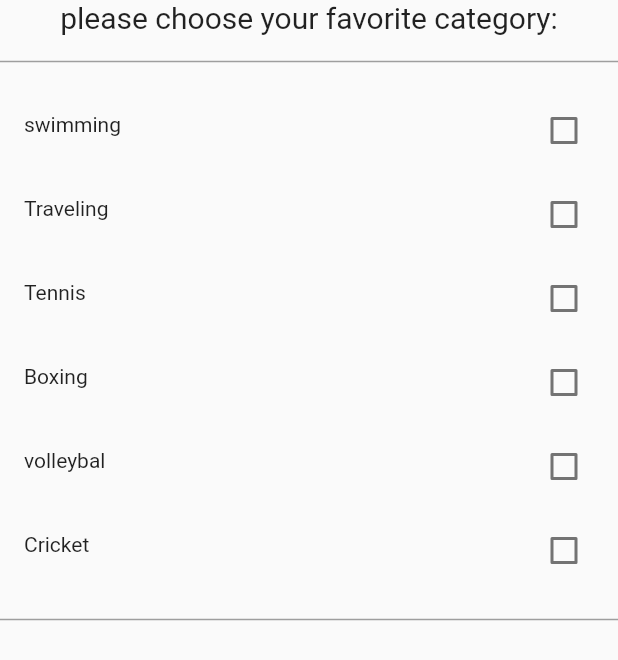
After one commit to yash-suvagiya/my_practice, a Flutter app: the screen it shows after launch, on a phone screen of 412 x 824 dp. The commit adds this screen. Shown: the top 660 px of the screen. Run offline on Flutter 3.47's test engine with Material 2 defaults, Android fonts, the phone set to English and light mode, and no system bars; key blocks and very long unbroken strings in the code were emptied for the run.

Commit message:
checkbox

```diff
--- a/lib/main.dart
+++ b/lib/main.dart
@@ -1,14 +1,16 @@
 import 'package:flutter/material.dart';
+import 'package:my_practice/stateful_example_to_number_demo/dropdownbutton_example.dart';
+import 'package:my_practice/stateful_example_to_number_demo/stateful_example_to_number_prectice/stateful_checkbox_detail_prectice.dart';
 import 'package:my_practice/stateful_widget_ui/select_and_show_ui.dart';
 import 'package:my_practice/stateful_widget_ui/tic_toc_toe_ui.dart';
-import 'package:my_practice/statefulexample2number/Radio_demo.dart';
-import 'package:my_practice/statefulexample2number/checkbox_demo.dart';
-import 'package:my_practice/statefulexample2number/dropdownbotton.dart';
-import 'package:my_practice/statefulexample2number/page_view_demo.dart';
-import 'package:my_practice/statefulexample2number/popup_meny_botton.dart';
-import 'package:my_practice/statefulexample2number/slider_demo.dart';
-import 'package:my_practice/statefulexample2number/stapper_demo.dart';
-import 'package:my_practice/statefulexample2number/swich_demo.dart';
+import 'package:my_practice/stateful_example_to_number_demo/Radio_demo.dart';
+import 'package:my_practice/stateful_example_to_number_demo/checkbox_demo.dart';
+import 'package:my_practice/stateful_example_to_number_demo/dropdownbotton.dart';
+import 'package:my_practice/stateful_example_to_number_demo/page_view_demo.dart';
+import 'package:my_practice/stateful_example_to_number_demo/popup_meny_botton.dart';
+import 'package:my_practice/stateful_example_to_number_demo/slider_demo.dart';
+import 'package:my_practice/stateful_example_to_number_demo/stapper_demo.dart';
+import 'package:my_practice/stateful_example_to_number_demo/swich_demo.dart';
 
 void main() {
   runApp(const MyApp());
@@ -20,7 +22,7 @@ class MyApp extends StatelessWidget {
   Widget build(BuildContext context) {
     return MaterialApp(
       debugShowCheckedModeBanner: false,
-      home: PopMenyBotton(),
+      home: CheckBoxDisplay(),
     );
   }
 }
--- a/lib/statefulexample2number/stapper_demo.dart
+++ b/lib/stateful_example_to_number_demo/stapper_demo.dart
@@ -27,9 +27,9 @@ class _StepperDemoState extends State<StepperDemo> {
               }
             : null,
         steps: [
-          Step(title: Text('step1'), content: Text('step2')),
-          Step(title: Text('step1'), content: Text('step2')),
-          Step(title: Text('step1'), content: Text('step2')),
+          Step(title: Text('step1'), content: Text('This is First step')),
+          Step(title: Text('step2'), content: Text('This is Second step')),
+          Step(title: Text('step3'), content: Text('This is a Third step')),
         ],
       ),
     );
--- /dev/null
+++ b/lib/stateful_example_to_number_demo/stateful_example_to_number_prectice/stateful_checkbox_detail_prectice.dart
@@ -0,0 +1,115 @@
+import 'package:flutter/material.dart';
+
+class CheckBoxDisplay extends StatefulWidget {
+  const CheckBoxDisplay({super.key});
+
+  @override
+  State<CheckBoxDisplay> createState() => _CheckBoxDisplayState();
+}
+
+class _CheckBoxDisplayState extends State<CheckBoxDisplay> {
+  List<Map> categaries = [
+    {
+      'name': 'swimming',
+      'isChecked': false,
+    },
+    {
+      'name': 'Traveling',
+      'isChecked': false,
+    },
+    {
+      'name': 'Tennis',
+      'isChecked': false,
+    },
+    {
+      'name': 'Boxing',
+      'isChecked': false,
+    },
+    {
+      'name': 'volleybal',
+      'isChecked': false,
+    },
+    {
+      'name': 'Cricket',
+      'isChecked': false,
+    },
+  ];
+  @override
+  Widget build(BuildContext context) {
+    return Scaffold(
+      body: Column(
+        children: [
+          const Text(
+            'please choose your favorite category:',
+            style: TextStyle(fontSize: 20),
+          ),
+          const SizedBox(
+            height: 10,
+          ),
+          const Divider(
+            color: Colors.grey,
+            thickness: 1,
+          ),
+          const SizedBox(
+            height: 10,
+          ),
+          ...categaries.map(
+            (favorite) {
+              return CheckboxListTile(
+                activeColor: Colors.deepPurple,
+                secondary: Text(favorite['name']),
+                value: favorite['isChecked'],
+                onChanged: (val) {
+                  setState(() {
+                    favorite['isChecked'] = val;
+                  });
+                },
+              );
+            },
+          ).toList(),
+          const SizedBox(
+            height: 10,
+          ),
+          const Divider(
+            color: Colors.grey,
+            thickness: 1,
+          ),
+          const SizedBox(
+            height: 10,
+          ),
+          Wrap(
+            crossAxisAlignment: WrapCrossAlignment.start,
+            verticalDirection: VerticalDirection.up,
+            children: categaries.map((favorite) {
+              if (favorite['isChecked'] == true) {
+                return SizedBox(
+                  width: 120,
+                  height: 50,
+                  child: Card(
+                    elevation: 3,
+                    color: Colors.deepPurple,
+                    child: Row(
+                      mainAxisAlignment: MainAxisAlignment.spaceEvenly,
+                      children: [
+                        Text(
+                          favorite['name'],
+                          style: const TextStyle(color: Colors.white),
+                        ),
+                        const Icon(
+                          Icons.delete,
+                          color: Colors.white,
+                          size: 20,
+                        )
+                      ],
+                    ),
+                  ),
+                );
+              }
+              return Container();
+            }).toList(),
+          )
+        ],
+      ),
+    );
+  }
+}
```
Also changed, not shown: lib/stateful_example_to_number_demo/Radio_demo.dart (renamed from lib/statefulexample2number/Radio_demo.dart, +10 -4 lines), lib/stateful_example_to_number_demo/dropdownbutton_example.dart (added, +36 -0 lines), lib/stateful_example_to_number_demo/checkbox_demo.dart (renamed from lib/statefulexample2number/checkbox_demo.dart), lib/stateful_example_to_number_demo/dropdownbotton.dart (renamed from lib/statefulexample2number/dropdownbotton.dart), lib/stateful_example_to_number_demo/page_view_demo.dart (renamed from lib/statefulexample2number/page_view_demo.dart), lib/stateful_example_to_number_demo/popup_meny_botton.dart (renamed from lib/statefulexample2number/popup_meny_botton.dart), lib/stateful_example_to_number_demo/slider_demo.dart (renamed from lib/statefulexample2number/slider_demo.dart), lib/stateful_example_to_number_demo/swich_demo.dart (renamed from lib/statefulexample2number/swich_demo.dart).
